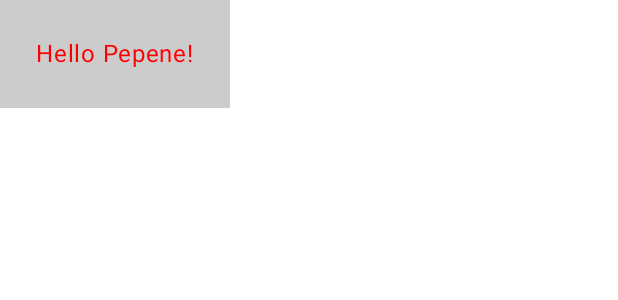
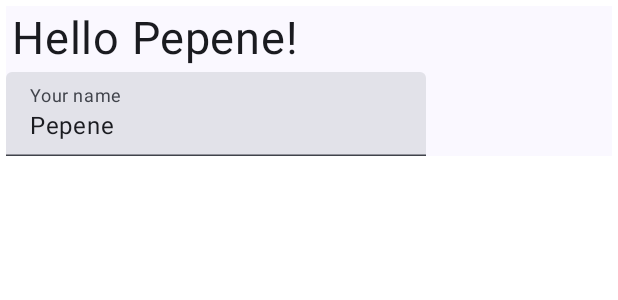
Before and after one commit to ppenelon/passordr-android, an Android app built with Jetpack Compose: the @Preview function GreetingPreview, on a phone screen of 412 x 824 dp. Shown: the top 300 px of the screen. Run offline under Robolectric (Android 15) with nearby library versions, the phone set to English and light mode, and no system bars.

Commit message:
Add TextField

```diff
--- a/app/src/main/java/com/ppenelon/passordr/MainActivity.kt
+++ b/app/src/main/java/com/ppenelon/passordr/MainActivity.kt
@@ -1,23 +1,31 @@
 package com.ppenelon.passordr
 
+import android.content.res.Configuration
 import android.os.Bundle
 import androidx.activity.ComponentActivity
 import androidx.activity.compose.setContent
 import androidx.activity.enableEdgeToEdge
+import androidx.compose.foundation.layout.Column
 import androidx.compose.foundation.layout.fillMaxSize
+import androidx.compose.foundation.layout.fillMaxWidth
 import androidx.compose.foundation.layout.padding
 import androidx.compose.material3.ExperimentalMaterial3Api
 import androidx.compose.material3.MaterialTheme
 import androidx.compose.material3.Scaffold
 import androidx.compose.material3.Surface
 import androidx.compose.material3.Text
+import androidx.compose.material3.TextField
 import androidx.compose.material3.TopAppBar
 import androidx.compose.material3.TopAppBarDefaults
 import androidx.compose.runtime.Composable
+import androidx.compose.runtime.mutableStateOf
+import androidx.compose.runtime.remember
+import androidx.compose.runtime.getValue
+import androidx.compose.runtime.setValue
 import androidx.compose.ui.Modifier
-import androidx.compose.ui.graphics.Color
 import androidx.compose.ui.tooling.preview.Preview
 import androidx.compose.ui.unit.dp
+import androidx.compose.ui.unit.sp
 import com.ppenelon.passordr.ui.theme.AppTheme
 
 @OptIn(ExperimentalMaterial3Api::class)
@@ -35,7 +43,7 @@ class MainActivity : ComponentActivity() {
                                 titleContentColor = MaterialTheme.colorScheme.primary,
                             ),
                             title = {
-                                Text("Small Top App Bar")
+                                Text("Passordr")
                             }
                         )
                     },
@@ -53,16 +61,26 @@ class MainActivity : ComponentActivity() {
 
 @Composable
 fun Greeting(name: String, modifier: Modifier = Modifier) {
-    Surface(color = Color.LightGray) {
-        Text(
-            text = "Hello $name!",
-            modifier = modifier.padding(24.dp),
-            color = Color.Red
-        )
+    var username by remember { mutableStateOf(name) }
+
+    Surface(color = MaterialTheme.colorScheme.background, modifier = Modifier.fillMaxWidth(1f).padding(4.dp)) {
+        Column {
+            Text(
+                text = "Hello $username!",
+                fontSize = 30.sp,
+                modifier = modifier.padding(4.dp)
+            )
+            TextField(
+                value = username,
+                onValueChange = { username = it },
+                label = { Text("Your name") }
+            )
+        }
     }
 }
 
 @Preview(showBackground = true)
+@Preview(showBackground = true, uiMode = Configuration.UI_MODE_NIGHT_YES)
 @Composable
 fun GreetingPreview() {
     AppTheme {
```
